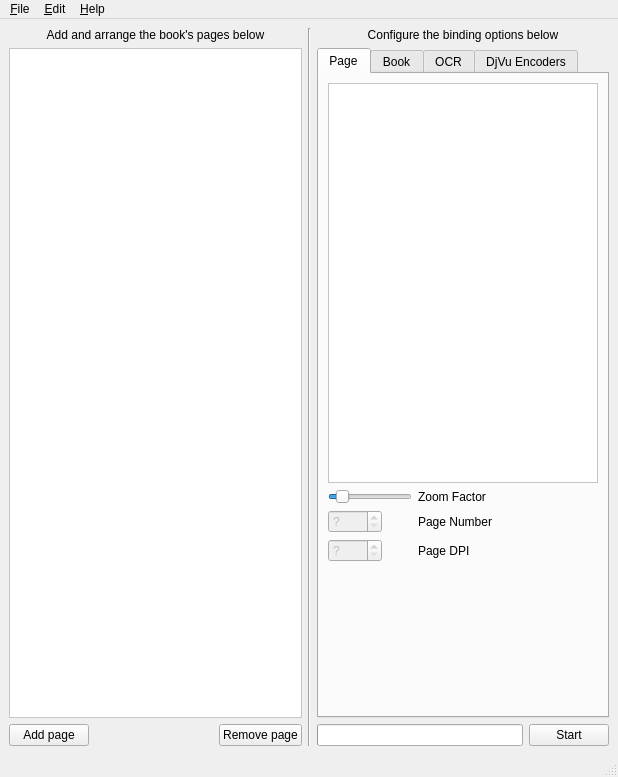
Blender3D/Bindery, file gui.ui: the form before one commit.
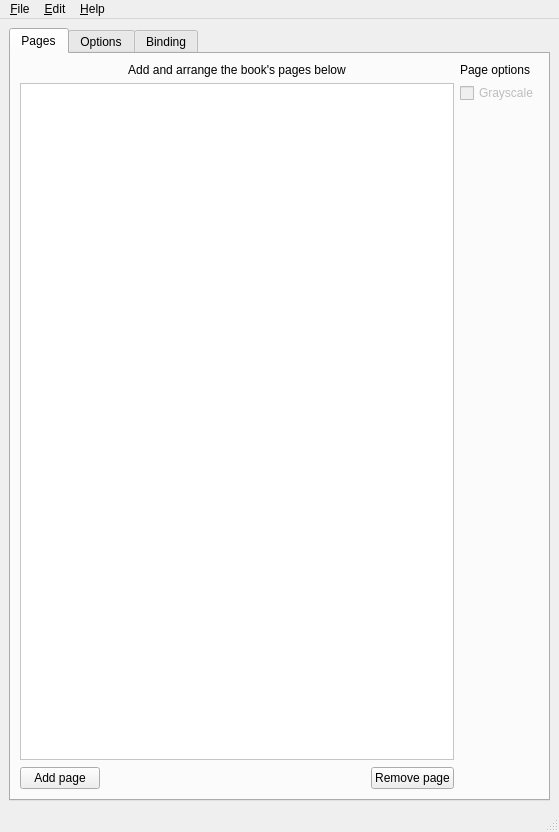
The form after the commit. Icons and pictures are not drawn. Custom widgets are drawn as their Qt base class.

Commit message: Made the GUI more tabbed and condensed. A few minor tweaks.

Diff of the .ui file:
```diff
--- a/gui.ui
+++ b/gui.ui
@@ -9,8 +9,8 @@
    <rect>
     <x>0</x>
     <y>0</y>
-    <width>618</width>
-    <height>777</height>
+    <width>559</width>
+    <height>832</height>
    </rect>
   </property>
   <property name="windowTitle">
@@ -24,10 +24,18 @@
    <enum>Qt::LeftToRight</enum>
   </property>
   <widget class="QWidget" name="centralwidget">
-   <layout class="QHBoxLayout" name="horizontalLayout_3">
-    <item>
-     <layout class="QVBoxLayout" name="verticalLayout_2">
-      <item>
+   <layout class="QGridLayout" name="gridLayout_3">
+    <item row="0" column="0">
+     <widget class="QTabWidget" name="mainTabWidget">
+      <property name="currentIndex">
+       <number>0</number>
+      </property>
+      <widget class="QWidget" name="tab">
+       <attribute name="title">
+        <string>Pages</string>
+       </attribute>
+       <layout class="QGridLayout" name="gridLayout_2">
+        <item row="0" column="0" colspan="3">
        <widget class="QLabel" name="label">
         <property name="text">
          <string>Add and arrange the book's pages below</string>
@@ -37,7 +45,7 @@
         </property>
        </widget>
       </item>
-      <item>
+        <item row="1" column="0" colspan="3">
        <widget class="BookListWidget" name="pageList">
         <property name="styleSheet">
          <string notr="true">QListView
@@ -56,11 +64,45 @@
 background-color: white;
 }</string>
         </property>
-       </widget>
-      </item>
+          <property name="verticalScrollMode">
+           <enum>QAbstractItemView::ScrollPerPixel</enum>
+          </property>
+          <property name="horizontalScrollMode">
+           <enum>QAbstractItemView::ScrollPerPixel</enum>
+          </property>
+          <property name="uniformItemSizes">
+           <bool>true</bool>
+          </property>
+         </widget>
+        </item>
+        <item row="1" column="3">
+         <layout class="QVBoxLayout" name="verticalLayout">
       <item>
-       <layout class="QHBoxLayout" name="horizontalLayout_2">
+           <widget class="QCheckBox" name="pageGrayscale">
+            <property name="enabled">
+             <bool>false</bool>
+            </property>
+            <property name="text">
+             <string>Grayscale</string>
+            </property>
+           </widget>
+          </item>
         <item>
+           <spacer name="verticalSpacer">
+            <property name="orientation">
+             <enum>Qt::Vertical</enum>
+            </property>
+            <property name="sizeHint" stdset="0">
+             <size>
+              <width>20</width>
+              <height>40</height>
+             </size>
+            </property>
+           </spacer>
+          </item>
+         </layout>
+        </item>
+        <item row="2" column="0">
          <widget class="QPushButton" name="addPageButton">
           <property name="text">
            <string>Add page</string>
@@ -71,20 +113,27 @@
           </property>
          </widget>
         </item>
-        <item>
+        <item row="2" column="1">
          <spacer name="horizontalSpacer">
           <property name="orientation">
            <enum>Qt::Horizontal</enum>
           </property>
           <property name="sizeHint" stdset="0">
            <size>
-            <width>40</width>
-            <height>20</height>
+            <width>166</width>
+            <height>24</height>
            </size>
           </property>
          </spacer>
         </item>
-        <item>
+        <item row="0" column="3">
+         <widget class="QLabel" name="label_2">
+          <property name="text">
+           <string>Page options</string>
+          </property>
+         </widget>
+        </item>
+        <item row="2" column="2">
          <widget class="QPushButton" name="removePageButton">
           <property name="text">
            <string>Remove page</string>
@@ -102,248 +151,43 @@
          </widget>
         </item>
        </layout>
-      </item>
-     </layout>
-    </item>
-    <item>
-     <widget class="Line" name="line">
+      </widget>
+      <widget class="QWidget" name="tab_2">
+       <attribute name="title">
+        <string>Options</string>
+       </attribute>
+       <layout class="QGridLayout" name="gridLayout">
+        <item row="0" column="0">
+         <widget class="QSplitter" name="splitter">
+          <property name="sizePolicy">
+           <sizepolicy hsizetype="Expanding" vsizetype="Preferred">
+            <horstretch>0</horstretch>
+            <verstretch>0</verstretch>
+           </sizepolicy>
+          </property>
       <property name="orientation">
-       <enum>Qt::Vertical</enum>
-      </property>
-     </widget>
-    </item>
-    <item>
-     <layout class="QVBoxLayout" name="v">
-      <item>
-       <widget class="QLabel" name="label_2">
-        <property name="text">
-         <string>Configure the binding options below</string>
-        </property>
-        <property name="alignment">
-         <set>Qt::AlignCenter</set>
-        </property>
-       </widget>
-      </item>
+           <enum>Qt::Horizontal</enum>
+          </property>
+          <property name="handleWidth">
+           <number>8</number>
+          </property>
+          <property name="childrenCollapsible">
+           <bool>false</bool>
+          </property>
+          <widget class="QWidget" name="layoutWidget">
+           <layout class="QVBoxLayout" name="verticalLayout1">
       <item>
        <widget class="QTabWidget" name="tabWidget">
         <property name="tabShape">
          <enum>QTabWidget::Rounded</enum>
         </property>
         <property name="currentIndex">
-         <number>0</number>
+               <number>2</number>
         </property>
         <property name="movable">
          <bool>true</bool>
         </property>
-        <widget class="QWidget" name="tab_2">
-         <attribute name="title">
-          <string>Page</string>
-         </attribute>
-         <layout class="QFormLayout" name="formLayout_4">
-          <property name="fieldGrowthPolicy">
-           <enum>QFormLayout::AllNonFixedFieldsGrow</enum>
-          </property>
-          <item row="0" column="0" colspan="2">
-           <widget class="QScrollArea" name="scrollArea">
-            <property name="sizePolicy">
-             <sizepolicy hsizetype="Expanding" vsizetype="Fixed">
-              <horstretch>0</horstretch>
-              <verstretch>0</verstretch>
-             </sizepolicy>
-            </property>
-            <property name="minimumSize">
-             <size>
-              <width>0</width>
-              <height>400</height>
-             </size>
-            </property>
-            <property name="palette">
-             <palette>
-              <active>
-               <colorrole role="Base">
-                <brush brushstyle="SolidPattern">
-                 <color alpha="255">
-                  <red>255</red>
-                  <green>255</green>
-                  <blue>255</blue>
-                 </color>
-                </brush>
-               </colorrole>
-               <colorrole role="Window">
-                <brush brushstyle="SolidPattern">
-                 <color alpha="255">
-                  <red>255</red>
-                  <green>255</green>
-                  <blue>255</blue>
-                 </color>
-                </brush>
-               </colorrole>
-              </active>
-              <inactive>
-               <colorrole role="Base">
-                <brush brushstyle="SolidPattern">
-                 <color alpha="255">
-                  <red>255</red>
-                  <green>255</green>
-                  <blue>255</blue>
-                 </color>
-                </brush>
-               </colorrole>
-               <colorrole role="Window">
-                <brush brushstyle="SolidPattern">
-                 <color alpha="255">
-                  <red>255</red>
-                  <green>255</green>
-                  <blue>255</blue>
-                 </color>
-                </brush>
-               </colorrole>
-              </inactive>
-              <disabled>
-               <colorrole role="Base">
-                <brush brushstyle="SolidPattern">
-                 <color alpha="255">
-                  <red>255</red>
-                  <green>255</green>
-                  <blue>255</blue>
-                 </color>
-                </brush>
-               </colorrole>
-               <colorrole role="Window">
-                <brush brushstyle="SolidPattern">
-                 <color alpha="255">
-                  <red>255</red>
-                  <green>255</green>
-                  <blue>255</blue>
-                 </color>
-                </brush>
-               </colorrole>
-              </disabled>
-             </palette>
-            </property>
-            <property name="widgetResizable">
-             <bool>true</bool>
-            </property>
-            <widget class="QWidget" name="scrollAreaWidgetContents">
-             <property name="geometry">
-              <rect>
-               <x>0</x>
-               <y>0</y>
-               <width>266</width>
-               <height>398</height>
-              </rect>
-             </property>
-             <layout class="QGridLayout" name="gridLayout">
-              <property name="margin">
-               <number>0</number>
-              </property>
-              <property name="spacing">
-               <number>0</number>
-              </property>
-              <item row="0" column="0">
-               <widget class="ImageViewerLabel" name="imageViewer">
-                <property name="sizePolicy">
-                 <sizepolicy hsizetype="Ignored" vsizetype="Ignored">
-                  <horstretch>0</horstretch>
-                  <verstretch>0</verstretch>
-                 </sizepolicy>
-                </property>
-                <property name="scaledContents">
-                 <bool>true</bool>
-                </property>
-               </widget>
-              </item>
-             </layout>
-            </widget>
-           </widget>
-          </item>
-          <item row="3" column="0">
-           <widget class="QSpinBox" name="pageNumber">
-            <property name="enabled">
-             <bool>false</bool>
-            </property>
-            <property name="specialValueText">
-             <string>?</string>
-            </property>
-            <property name="accelerated">
-             <bool>true</bool>
-            </property>
-            <property name="minimum">
-             <number>0</number>
-            </property>
-            <property name="maximum">
-             <number>5000</number>
-            </property>
-            <property name="value">
-             <number>0</number>
-            </property>
-           </widget>
-          </item>
-          <item row="3" column="1">
-           <widget class="QLabel" name="pageNumberLabel">
-            <property name="text">
-             <string>Page Number</string>
-            </property>
-           </widget>
-          </item>
-          <item row="4" column="0">
-           <widget class="QSpinBox" name="pageDPI">
-            <property name="enabled">
-             <bool>false</bool>
-            </property>
-            <property name="specialValueText">
-             <string>?</string>
-            </property>
-            <property name="accelerated">
-             <bool>true</bool>
-            </property>
-            <property name="suffix">
-             <string/>
-            </property>
-            <property name="prefix">
-             <string/>
-            </property>
-            <property name="minimum">
-             <number>0</number>
-            </property>
-            <property name="maximum">
-             <number>2000</number>
-            </property>
-            <property name="value">
-             <number>0</number>
-            </property>
-           </widget>
-          </item>
-          <item row="4" column="1">
-           <widget class="QLabel" name="pageDPILabel">
-            <property name="text">
-             <string>Page DPI</string>
-            </property>
-           </widget>
-          </item>
-          <item row="2" column="1">
-           <widget class="QLabel" name="zoomFactorLabel">
-            <property name="text">
-             <string>Zoom Factor</string>
-            </property>
-           </widget>
-          </item>
-          <item row="2" column="0">
-           <widget class="QSlider" name="zoomFactor">
-            <property name="maximum">
-             <number>10</number>
-            </property>
-            <property name="sliderPosition">
-             <number>1</number>
-            </property>
-            <property name="orientation">
-             <enum>Qt::Horizontal</enum>
-            </property>
-           </widget>
-          </item>
-         </layout>
-        </widget>
-        <widget class="QWidget" name="tab">
+              <widget class="QWidget" name="tab2">
          <attribute name="title">
           <string>Book</string>
          </attribute>
@@ -432,7 +276,7 @@
           </item>
          </layout>
         </widget>
-        <widget class="QWidget" name="tab2">
+              <widget class="QWidget" name="tab4">
          <attribute name="title">
           <string>DjVu Encoders</string>
          </attribute>
@@ -532,7 +376,42 @@
        </widget>
       </item>
       <item>
-       <layout class="QHBoxLayout" name="horizontalLayout_4">
+             <layout class="QHBoxLayout" name="horizontalLayout_3"/>
+            </item>
+           </layout>
+          </widget>
+         </widget>
+        </item>
+       </layout>
+      </widget>
+      <widget class="QWidget" name="tab_3">
+       <attribute name="title">
+        <string>Binding</string>
+       </attribute>
+       <layout class="QGridLayout" name="gridLayout_4">
+        <item row="0" column="0">
+         <layout class="QVBoxLayout" name="verticalLayout_2">
+          <item>
+           <widget class="QTextEdit" name="progressLog">
+            <property name="font">
+             <font>
+              <family>Monospace</family>
+             </font>
+            </property>
+            <property name="readOnly">
+             <bool>true</bool>
+            </property>
+            <property name="html">
+             <string>&lt;!DOCTYPE HTML PUBLIC &quot;-//W3C//DTD HTML 4.0//EN&quot; &quot;http://www.w3.org/TR/REC-html40/strict.dtd&quot;&gt;
+&lt;html&gt;&lt;head&gt;&lt;meta name=&quot;qrichtext&quot; content=&quot;1&quot; /&gt;&lt;style type=&quot;text/css&quot;&gt;
+p, li { white-space: pre-wrap; }
+&lt;/style&gt;&lt;/head&gt;&lt;body style=&quot; font-family:'Monospace'; font-size:11pt; font-weight:400; font-style:normal;&quot;&gt;
+&lt;p style=&quot; margin-top:0px; margin-bottom:0px; margin-left:0px; margin-right:0px; -qt-block-indent:0; text-indent:0px;&quot;&gt;This is where the log text goes. This feature is not yet implemented.&lt;/p&gt;&lt;/body&gt;&lt;/html&gt;</string>
+            </property>
+           </widget>
+          </item>
+          <item>
+           <layout class="QHBoxLayout" name="horizontalLayout">
         <item>
          <widget class="QProgressBar" name="progressBar">
           <property name="invertedAppearance">
@@ -557,6 +436,10 @@
     </item>
    </layout>
   </widget>
+     </widget>
+    </item>
+   </layout>
+  </widget>
   <widget class="QStatusBar" name="statusBar">
    <property name="enabled">
     <bool>true</bool>
@@ -567,7 +450,7 @@
     <rect>
      <x>0</x>
      <y>0</y>
-     <width>618</width>
+     <width>559</width>
      <height>25</height>
     </rect>
    </property>
@@ -709,11 +592,6 @@
    <extends>QListWidget</extends>
    <header>BookListWidget</header>
   </customwidget>
-  <customwidget>
-   <class>ImageViewerLabel</class>
-   <extends>QLabel</extends>
-   <header>BookListWidget</header>
-  </customwidget>
  </customwidgets>
  <resources>
   <include location="resources.qrc"/>
```
Left out of the diff: 62 changed lines with no effect on the pictures. Lines whose indentation alone changed are shown as unchanged. The commit also changes 6 other files.
